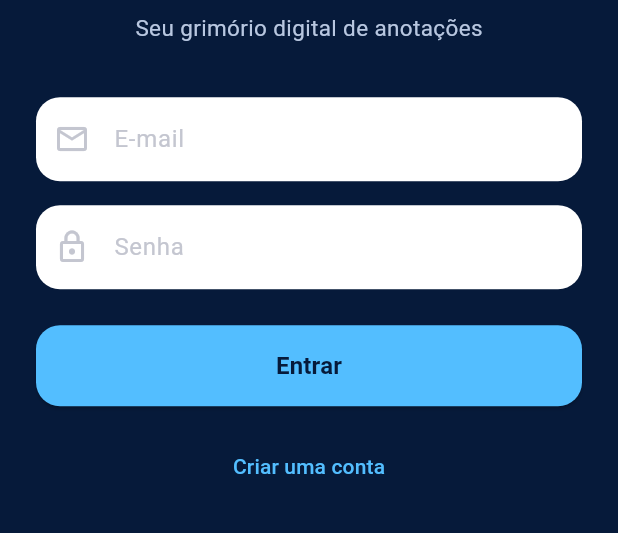
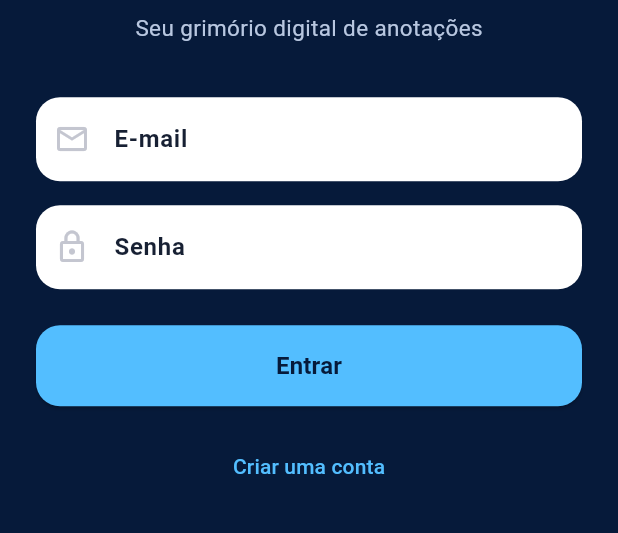
Before and after one commit to vinicius-pascoal/Wyvern-Notes, a Flutter app: the screen it shows after launch, on a phone screen of 412 x 824 dp, the part 532-1065 px from its top. Run offline on Flutter 3.47's test engine with Material 3 defaults, Android fonts, the phone set to English and light mode, and no system bars; our stand-ins replace cloud_firestore, firebase_auth, firebase_core, flutter_svg, pdf, printing; accounts and stored records are empty; generated files the repository leaves out were written again.

Commit message:
update login input

```diff
--- a/lib/widgets/app_text_field.dart
+++ b/lib/widgets/app_text_field.dart
@@ -32,6 +32,16 @@ class AppTextField extends StatelessWidget {
         filled: true,
         fillColor: Colors.white,
         labelText: label,
+        labelStyle: const TextStyle(
+          color: AppColors.textDark,
+          fontWeight: FontWeight.bold,
+          fontSize: 16,
+        ),
+        floatingLabelStyle: const TextStyle(
+          color: AppColors.primary,
+          fontWeight: FontWeight.bold,
+          fontSize: 15,
+        ),
         prefixIcon: icon == null ? null : Icon(icon),
         border: OutlineInputBorder(
           borderRadius: BorderRadius.circular(16),
```
